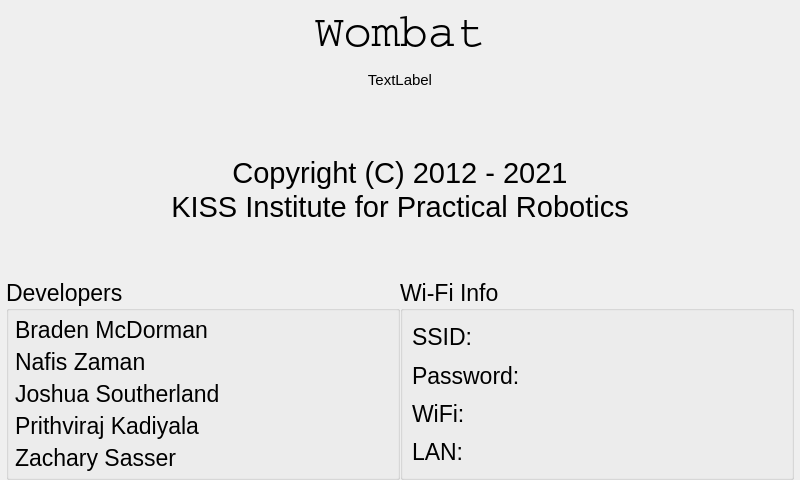
kipr/botui, file ui/AboutWidget.ui: the form before one commit.
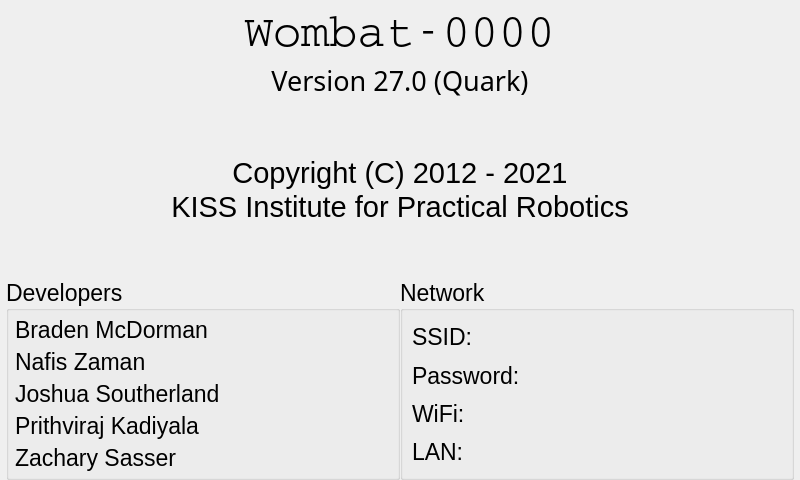
The form after the commit.

The edit to the form file:
```diff
--- a/ui/AboutWidget.ui
+++ b/ui/AboutWidget.ui
@@ -73,7 +73,7 @@
       <string notr="true">font: 75 35pt &quot;Courier&quot;;</string>
      </property>
      <property name="text">
-      <string>Wombat</string>
+      <string>Wombat-0000</string>
      </property>
      <property name="alignment">
       <set>Qt::AlignCenter</set>
@@ -88,11 +88,20 @@
        <height>40</height>
       </size>
      </property>
+     <property name="font">
+      <font>
+       <family>Sans</family>
+       <pointsize>20</pointsize>
+       <weight>9</weight>
+       <italic>false</italic>
+       <bold>false</bold>
+      </font>
+     </property>
      <property name="styleSheet">
       <string notr="true">font: 75 30pt &quot;Courier&quot;;</string>
      </property>
      <property name="text">
-      <string>TextLabel</string>
+      <string>Version 27.0 (Quark)</string>
      </property>
      <property name="alignment">
       <set>Qt::AlignCenter</set>
@@ -253,7 +262,7 @@
         </font>
        </property>
        <property name="title">
-        <string>Wi-Fi Info</string>
+        <string>Network</string>
        </property>
        <layout class="QVBoxLayout" name="verticalLayout_3">
         <item>
```
Left out of the diff: 2 changed lines with no effect on the pictures.
